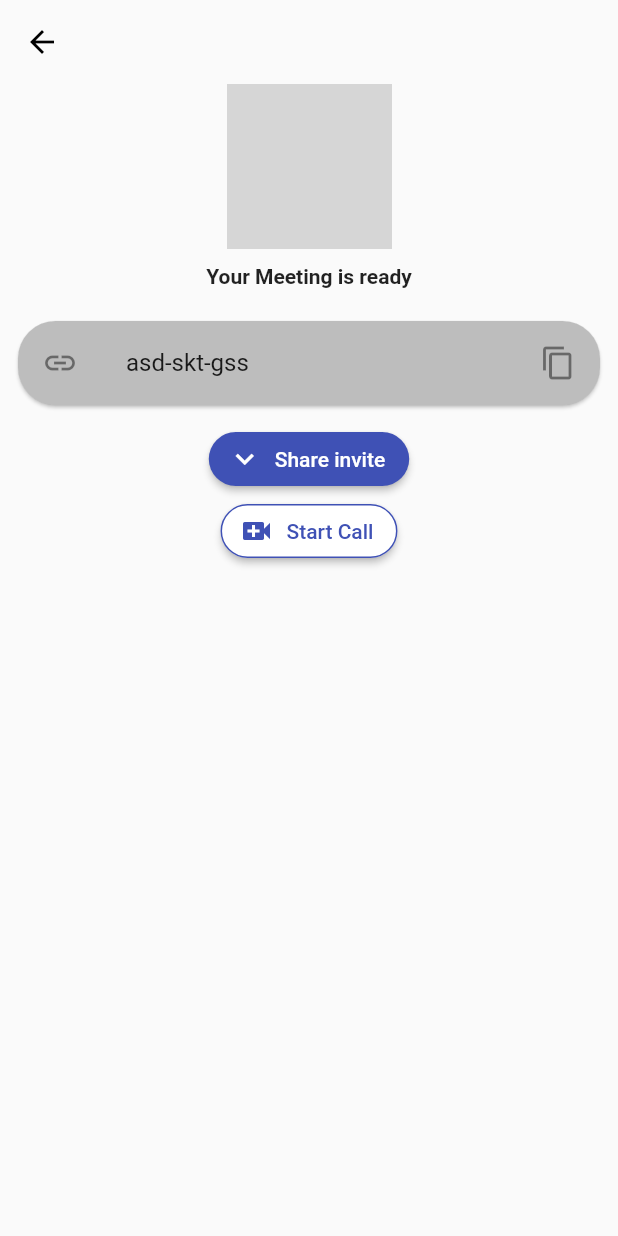
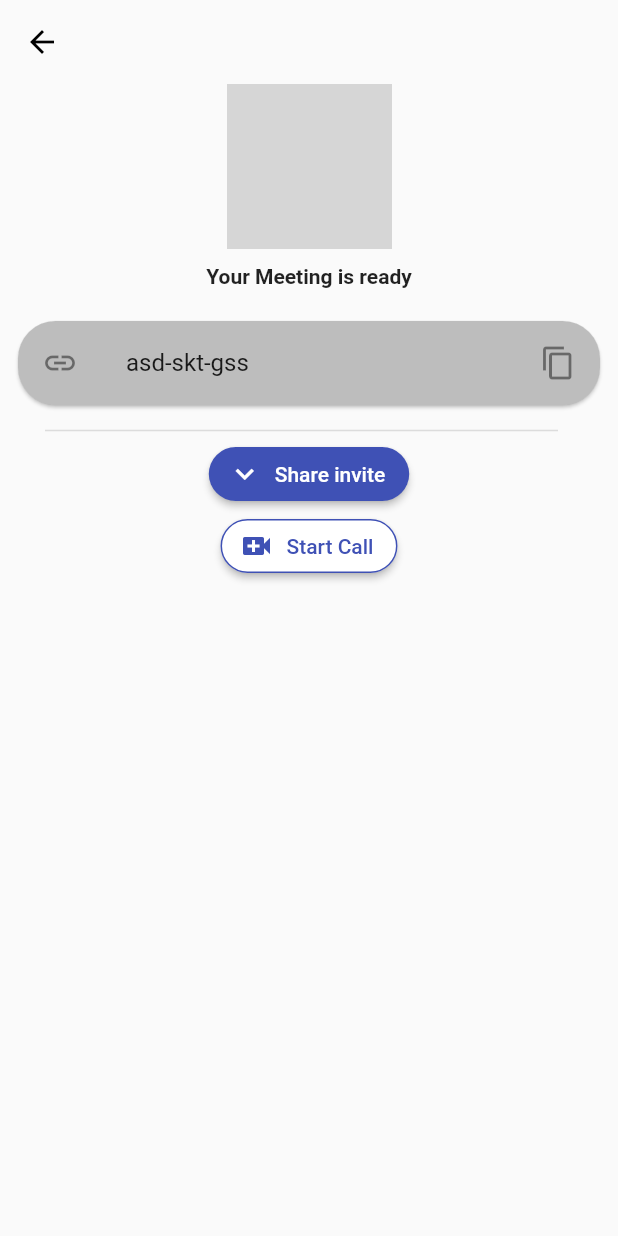
Before and after one commit to Bilalhassan679/AgoraFlutter, a Flutter app: the screen it shows after launch, on a phone screen of 412 x 824 dp. Run offline on Flutter 3.47's test engine with Material 2 defaults, Android fonts, the phone set to English and light mode, and no system bars; our stand-ins replace get; missing offline and left inert: agora_uikit; network calls fail; grey boxes are pictures that could not be loaded.

Commit message:
2nd Commit All ui complete (Build Video Conference  part4)

```diff
--- a/lib/Screens/new_meeting_page.dart
+++ b/lib/Screens/new_meeting_page.dart
@@ -55,6 +55,7 @@ class _NewMeetingPageState extends State<NewMeetingPage> {
               ),
             ),
           ),
+          const Divider(thickness: 1,indent: 30,endIndent: 40,height: 10,),
           Center(
               child: ElevatedButton.icon(
             onPressed: () {},
```
